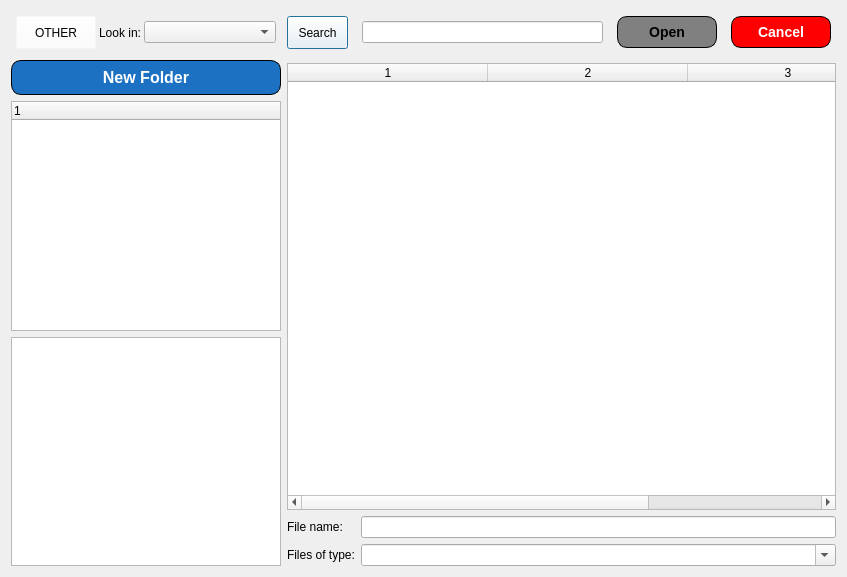
Before: the Qt Designer form fslib/ui/ui_filepicker.ui in Open-MSS/fs_filepicker, drawn with Qt 5.
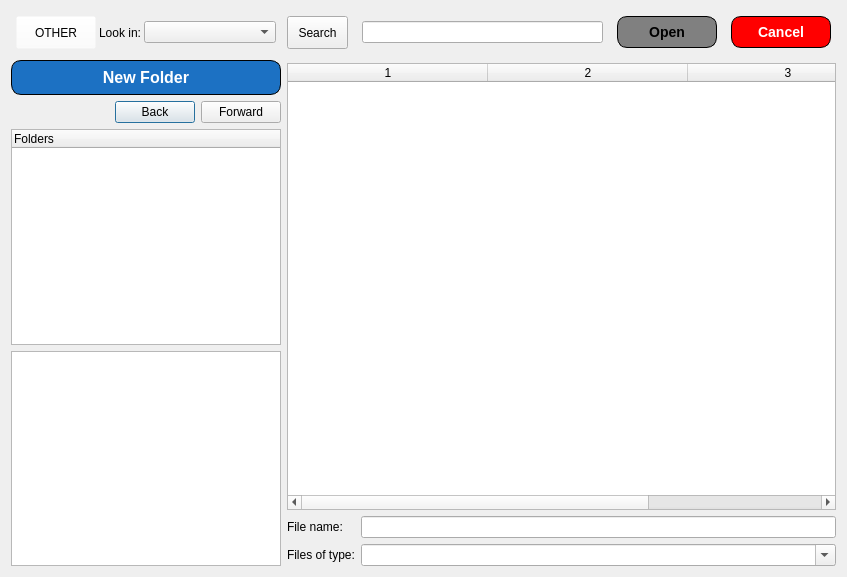
After: the same form once the commit is applied. Icons and pictures are not drawn.

Diff of the .ui file:
```diff
--- a/fslib/ui/ui_filepicker.ui
+++ b/fslib/ui/ui_filepicker.ui
@@ -140,7 +140,44 @@
         </layout>
        </item>
        <item>
-        <widget class="QTreeWidget" name="ui_fs_filelist"/>
+        <layout class="QHBoxLayout" name="horizontalLayout_4">
+         <item>
+          <spacer name="horizontalSpacer">
+           <property name="orientation">
+            <enum>Qt::Horizontal</enum>
+           </property>
+           <property name="sizeHint" stdset="0">
+            <size>
+             <width>40</width>
+             <height>20</height>
+            </size>
+           </property>
+          </spacer>
+         </item>
+         <item>
+          <widget class="QPushButton" name="back_bt">
+           <property name="text">
+            <string>Back</string>
+           </property>
+          </widget>
+         </item>
+         <item>
+          <widget class="QPushButton" name="forward_bt">
+           <property name="text">
+            <string>Forward</string>
+           </property>
+          </widget>
+         </item>
+        </layout>
+       </item>
+       <item>
+        <widget class="QTreeWidget" name="ui_fs_filelist">
+         <column>
+          <property name="text">
+           <string notr="true">Folders</string>
+          </property>
+         </column>
+        </widget>
        </item>
        <item>
         <widget class="QListWidget" name="ui_fs_serverlist">
@@ -191,7 +228,7 @@
             </size>
            </property>
            <property name="styleSheet">
-            <string notr="true">background: rgba(255, 255, 255, 0)</string>
+            <string notr="true"/>
            </property>
            <property name="text">
             <string>Search</string>
```
Left out of the diff: 11 changed lines with no effect on the pictures.
